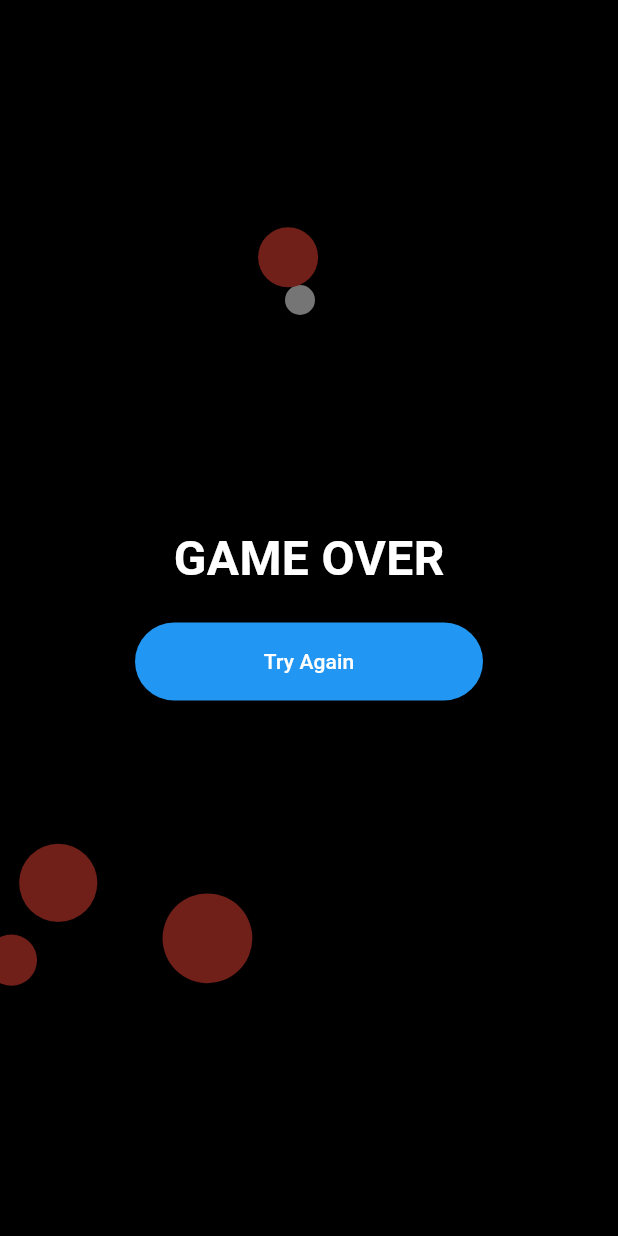
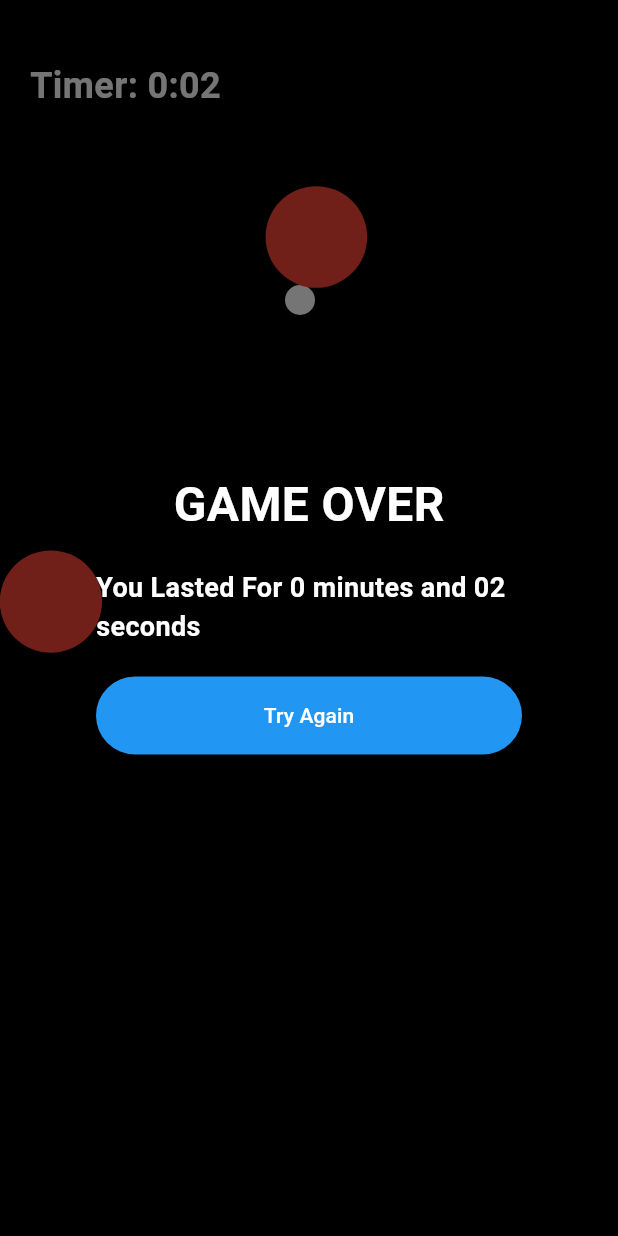
Before and after one commit to preet3001/asteroid_game, a Flutter app: the screen it shows after launch, on a phone screen of 412 x 824 dp. Run offline on Flutter 3.47's test engine with Material 3 defaults, Android fonts, the phone set to English and light mode, and no system bars.

Commit message:
add: timer

```diff
--- a/lib/domain/usecases/spawn_enemies.dart
+++ b/lib/domain/usecases/spawn_enemies.dart
@@ -5,19 +5,44 @@ import 'package:flutter/widgets.dart';
 
 class SpawnEnemiesUseCase {
   final _random = Random();
-  List<Enemy> call(int count, Size screenSize) {
-    return List.generate(count, (_) {
-      return Enemy(
-        position: Offset(
-          _random.nextDouble() * screenSize.width,
-          _random.nextDouble() * screenSize.height,
-        ),
-        velocity: Offset(
-          (_random.nextDouble() - 0.5) * 4, //random speed between -2 and 2
-          (_random.nextDouble() - 0.5) * 4,
-        ),
-        size: _random.nextDouble() * 20 + 10, // Random size between 10 and 30
-      );
-    });
+  Enemy call(Size screenSize) {
+    double x, y;
+
+    // Randomly choose an edge (0: top, 1: bottom, 2: left, 3: right)
+    int edge = _random.nextInt(4);
+
+    switch (edge) {
+      case 0: // Top edge
+        x = _random.nextDouble() * screenSize.width;
+        y = 0;
+        break;
+      case 1: // Bottom edge
+        x = _random.nextDouble() * screenSize.width;
+        y = screenSize.height;
+        break;
+      case 2: // Left edge
+        x = 0;
+        y = _random.nextDouble() * screenSize.height;
+        break;
+      case 3: // Right edge
+        x = screenSize.width;
+        y = _random.nextDouble() * screenSize.height;
+        break;
+      default:
+        x = 0;
+        y = 0;
+    }
+    Offset spawnPosition = Offset(x, y);
+    Offset center = Offset(screenSize.width / 2, screenSize.height / 2);
+    Offset direction = center - spawnPosition;
+
+    // Normalize the direction vector
+    double distance = direction.distance;
+    Offset velocity = distance > 0 ? (direction / distance) * 2 : Offset.zero;
+    return Enemy(
+      position: spawnPosition,
+      size: _random.nextDouble() * 30 + 10, // Variable size (10-40)
+      velocity: velocity, // Moves toward the center
+    );
   }
 }
--- a/lib/presentation/view/asteroid_game_screen.dart
+++ b/lib/presentation/view/asteroid_game_screen.dart
@@ -22,7 +22,6 @@ class _AsteroidGameScreenState extends State<AsteroidGameScreen> {
 
   void startGame() {
     widget.viewModel.startGameLoop(
-      count: 10,
       size: MediaQuery.sizeOf(context),
       onGameOver: onGameOver,
     );
@@ -31,8 +30,18 @@ class _AsteroidGameScreenState extends State<AsteroidGameScreen> {
   void onGameOver() {
     showDialog(
       context: context,
-      builder: (context) => GameOverDialog(onTryAgain: () => startGame()),
+      builder:
+          (context) => GameOverDialog(
+            onTryAgain: () => startGame(),
+            duration: widget.viewModel.gameDurationSeconds,
+          ),
     );
+  }
+
+  String _formatTime(int totalSeconds) {
+    int minutes = totalSeconds ~/ 60;
+    int seconds = totalSeconds % 60;
+    return '$minutes:${seconds.toString().padLeft(2, '0')}';
   }
 
   @override
@@ -43,13 +52,29 @@ class _AsteroidGameScreenState extends State<AsteroidGameScreen> {
         child: ListenableBuilder(
           listenable: widget.viewModel,
           builder: (context, _) {
-            return CustomPaint(
+            return Stack(
+              children: [
+                CustomPaint(
                   key: const Key("player_painter"),
                   painter: GamePainter(
                     enemies: widget.viewModel.enemies,
                     player: widget.viewModel.player,
                   ),
                   child: Container(),
+                ),
+                Positioned(
+                  top: 40,
+                  left: 20,
+                  child: Text(
+                    "Timer: ${_formatTime(widget.viewModel.gameDurationSeconds)}",
+                    style: const TextStyle(
+                      fontSize: 24,
+                      color: Colors.white,
+                      fontWeight: FontWeight.bold,
+                    ),
+                  ),
+                ),
+              ],
             );
           },
         ),
--- a/lib/presentation/view/widgets/game_over_dialog.dart
+++ b/lib/presentation/view/widgets/game_over_dialog.dart
@@ -1,8 +1,19 @@
 import 'package:flutter/material.dart';
 
 class GameOverDialog extends StatelessWidget {
-  const GameOverDialog({super.key, required this.onTryAgain});
+  const GameOverDialog({
+    super.key,
+    required this.onTryAgain,
+    required this.duration,
+  });
   final void Function() onTryAgain;
+  final int duration;
+
+  String _formatTime(int totalSeconds) {
+    int minutes = totalSeconds ~/ 60;
+    int seconds = totalSeconds % 60;
+    return '$minutes minutes and ${seconds.toString().padLeft(2, '0')} seconds';
+  }
 
   @override
   Widget build(BuildContext context) {
@@ -10,6 +21,7 @@ class GameOverDialog extends StatelessWidget {
       backgroundColor: Colors.transparent,
       content: Column(
         mainAxisSize: MainAxisSize.min,
+        spacing: 20,
         children: [
           const Text(
             'GAME OVER',
@@ -19,7 +31,14 @@ class GameOverDialog extends StatelessWidget {
               color: Colors.white,
             ),
           ),
-          SizedBox(height: 20),
+          Text(
+            'You Lasted For ${_formatTime(duration)}',
+            style: TextStyle(
+              fontSize: 18,
+              fontWeight: FontWeight.w700,
+              color: Colors.white,
+            ),
+          ),
           ElevatedButton(
             style: ElevatedButton.styleFrom(
               minimumSize: Size.fromHeight(52),
--- a/lib/presentation/view_model/asteroid_game_view_model.dart
+++ b/lib/presentation/view_model/asteroid_game_view_model.dart
@@ -21,7 +21,10 @@ class AsteroidGameViewModel extends ChangeNotifier {
   final CheckCollisionUseCase checkCollisionUseCase;
 
   bool _gameOver = false;
-  Timer? _timer;
+  Timer? _gameLoopTimer;
+  Timer? _enemySpawnTimer;
+  Timer? _gameDurationTimer;
+  int gameDurationSeconds = 0;
   Offset cursorPosition = Offset(200, 200);
 
   Player player = Player(position: Offset(200, 200), size: 10);
@@ -32,15 +35,30 @@ class AsteroidGameViewModel extends ChangeNotifier {
   List<Enemy> enemies = [];
 
   void startGameLoop({
-    required int count,
     required Size size,
     required void Function() onGameOver,
   }) {
-    enemies = spawnEnemiesUseCase(count, size);
     _gameOver = false;
-    notifyListeners();
+    gameDurationSeconds = 0;
+    enemies = [];
+    _gameDurationTimer = Timer.periodic(Duration(seconds: 1), (timer) {
+      if (_gameOver) {
+        timer.cancel();
+        return;
+      }
+      gameDurationSeconds++;
+      notifyListeners();
+    });
+    _enemySpawnTimer = Timer.periodic(Duration(seconds: 1), (timer) {
+      if (_gameOver) {
+        timer.cancel();
+        return;
+      }
+      enemies.add(spawnEnemiesUseCase(size));
+      notifyListeners();
+    });
     // setting duration as 16ms so that game could run on 60 fps
-    _timer = Timer.periodic(const Duration(milliseconds: 16), (timer) {
+    _gameLoopTimer = Timer.periodic(const Duration(milliseconds: 16), (timer) {
       if (_gameOver) {
         timer.cancel();
         return;
@@ -58,7 +76,9 @@ class AsteroidGameViewModel extends ChangeNotifier {
 
   @override
   void dispose() {
-    _timer?.cancel();
+    _gameLoopTimer?.cancel();
+    _enemySpawnTimer?.cancel();
+    _gameDurationTimer?.cancel();
     super.dispose();
   }
 }
```
Also changed, not shown: 1 other file. Lines whose indentation alone changed are shown as unchanged.
